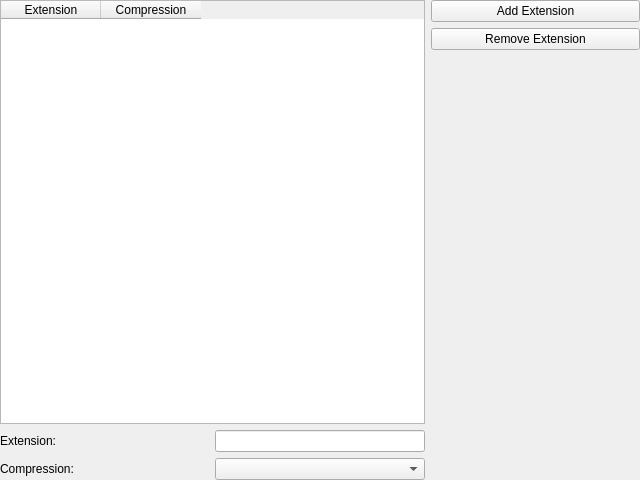
ABBAPOH/qmpq, file app/mpqsettings.ui: the form before one commit.
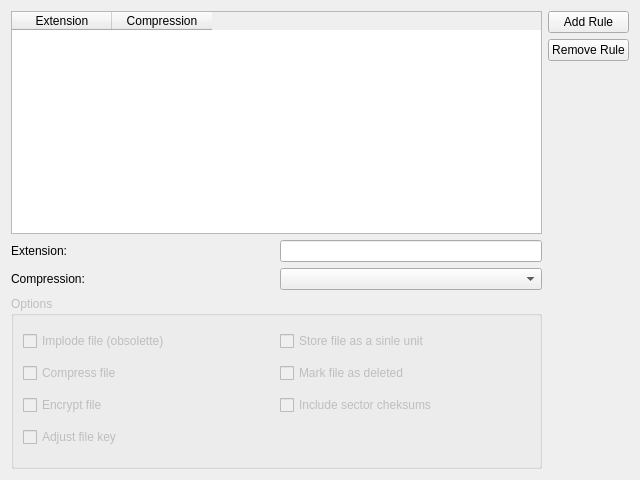
The form after the commit.

Commit message: Fixes/functionality improvements Fixed building tree in MPQ settings Added checkboxes for options for adding files to archives

Diff of the .ui file:
```diff
--- a/app/mpqsettings.ui
+++ b/app/mpqsettings.ui
@@ -13,10 +13,7 @@
   <property name="windowTitle">
    <string>Form</string>
   </property>
-  <layout class="QGridLayout" name="gridLayout" columnstretch="0,0,0,0" columnminimumwidth="0,0,0,0">
-   <property name="margin">
-    <number>0</number>
-   </property>
+  <layout class="QGridLayout" name="gridLayout_2" columnstretch="1,1,0" columnminimumwidth="0,0,0">
    <item row="0" column="0" rowspan="3" colspan="2">
     <widget class="QTableWidget" name="tableWidget">
      <property name="editTriggers">
@@ -37,21 +34,21 @@
      </column>
     </widget>
    </item>
-   <item row="0" column="3">
+   <item row="0" column="2">
     <widget class="QPushButton" name="pushButton">
      <property name="text">
-      <string>Add Extension</string>
+      <string>Add Rule</string>
      </property>
     </widget>
    </item>
-   <item row="1" column="3">
+   <item row="1" column="2">
     <widget class="QPushButton" name="pushButton_2">
      <property name="text">
-      <string>Remove Extension</string>
+      <string>Remove Rule</string>
      </property>
     </widget>
    </item>
-   <item row="2" column="3" rowspan="3">
+   <item row="2" column="2" rowspan="4">
     <spacer name="verticalSpacer">
      <property name="orientation">
       <enum>Qt::Vertical</enum>
@@ -64,26 +61,6 @@
      </property>
     </spacer>
    </item>
-   <item row="4" column="1">
-    <widget class="QComboBox" name="comboBox">
-     <property name="sizePolicy">
-      <sizepolicy hsizetype="Preferred" vsizetype="Fixed">
-       <horstretch>0</horstretch>
-       <verstretch>0</verstretch>
-      </sizepolicy>
-     </property>
-    </widget>
-   </item>
-   <item row="3" column="1">
-    <widget class="QLineEdit" name="lineEdit">
-     <property name="sizePolicy">
-      <sizepolicy hsizetype="Preferred" vsizetype="Fixed">
-       <horstretch>0</horstretch>
-       <verstretch>0</verstretch>
-      </sizepolicy>
-     </property>
-    </widget>
-   </item>
    <item row="3" column="0">
     <widget class="QLabel" name="label">
      <property name="sizePolicy">
@@ -97,6 +74,16 @@
      </property>
     </widget>
    </item>
+   <item row="3" column="1">
+    <widget class="QLineEdit" name="lineEdit">
+     <property name="sizePolicy">
+      <sizepolicy hsizetype="Preferred" vsizetype="Fixed">
+       <horstretch>0</horstretch>
+       <verstretch>0</verstretch>
+      </sizepolicy>
+     </property>
+    </widget>
+   </item>
    <item row="4" column="0">
     <widget class="QLabel" name="label_2">
      <property name="text">
@@ -104,6 +91,89 @@
      </property>
     </widget>
    </item>
+   <item row="4" column="1">
+    <widget class="QComboBox" name="comboBox">
+     <property name="sizePolicy">
+      <sizepolicy hsizetype="Preferred" vsizetype="Fixed">
+       <horstretch>0</horstretch>
+       <verstretch>0</verstretch>
+      </sizepolicy>
+     </property>
+    </widget>
+   </item>
+   <item row="5" column="0" colspan="2">
+    <widget class="QGroupBox" name="groupBox">
+     <property name="enabled">
+      <bool>false</bool>
+     </property>
+     <property name="sizePolicy">
+      <sizepolicy hsizetype="Preferred" vsizetype="Preferred">
+       <horstretch>0</horstretch>
+       <verstretch>0</verstretch>
+      </sizepolicy>
+     </property>
+     <property name="title">
+      <string>Options</string>
+     </property>
+     <layout class="QGridLayout" name="gridLayout">
+      <item row="0" column="0">
+       <widget class="QCheckBox" name="checkBox">
+        <property name="text">
+         <string>Implode file (obsolette)</string>
+        </property>
+       </widget>
+      </item>
+      <item row="0" column="1">
+       <widget class="QCheckBox" name="checkBox_5">
+        <property name="text">
+         <string>Store file as a sinle unit</string>
+        </property>
+       </widget>
+      </item>
+      <item row="1" column="0">
+       <widget class="QCheckBox" name="checkBox_2">
+        <property name="text">
+         <string>Compress file</string>
+        </property>
+       </widget>
+      </item>
+      <item row="1" column="1">
+       <widget class="QCheckBox" name="checkBox_7">
+        <property name="text">
+         <string>Mark file as deleted</string>
+        </property>
+       </widget>
+      </item>
+      <item row="2" column="0">
+       <widget class="QCheckBox" name="checkBox_3">
+        <property name="text">
+         <string>Encrypt file</string>
+        </property>
+       </widget>
+      </item>
+      <item row="2" column="1">
+       <widget class="QCheckBox" name="checkBox_6">
+        <property name="enabled">
+         <bool>false</bool>
+        </property>
+        <property name="text">
+         <string>Include sector cheksums</string>
+        </property>
+       </widget>
+      </item>
+      <item row="3" column="0">
+       <widget class="QCheckBox" name="checkBox_4">
+        <property name="enabled">
+         <bool>false</bool>
+        </property>
+        <property name="text">
+         <string>Adjust file key</string>
+        </property>
+       </widget>
+      </item>
+     </layout>
+    </widget>
+   </item>
   </layout>
  </widget>
  <resources/>
```
Left out of the diff: 51 changed lines with no effect on the pictures. The commit also changes 9 other files.
